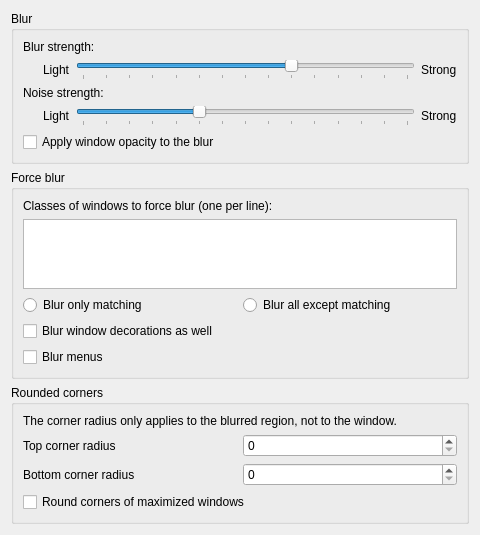
Old version of the form src/kcm/blur_config.ui in the repository taj-ny/kwin-effects-forceblur.
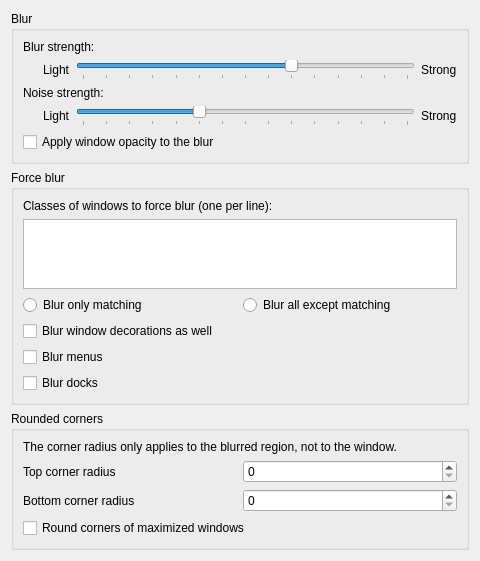
New version of the form.

Commit message:
add ability to enable force blur for docks
#28

What changed in the file:
```diff
--- a/src/kcm/blur_config.ui
+++ b/src/kcm/blur_config.ui
@@ -218,6 +218,13 @@
         </property>
        </widget>
       </item>
+      <item>
+       <widget class="QCheckBox" name="kcfg_BlurDocks">
+        <property name="text">
+         <string>Blur docks</string>
+        </property>
+       </widget>
+      </item>
      </layout>
     </widget>
    </item>
```
The commit also changes 3 other files.
